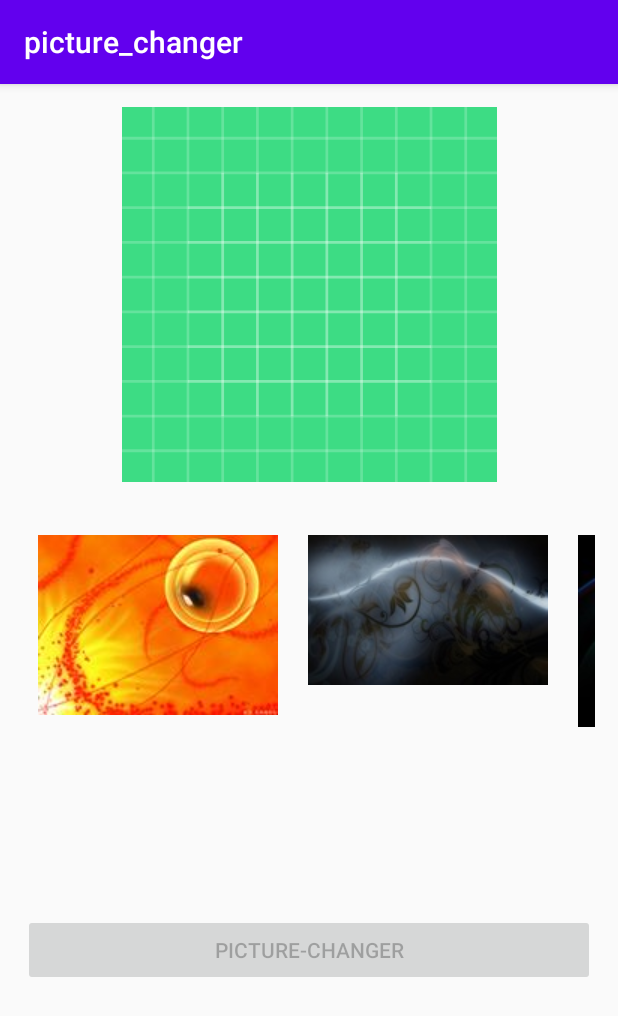
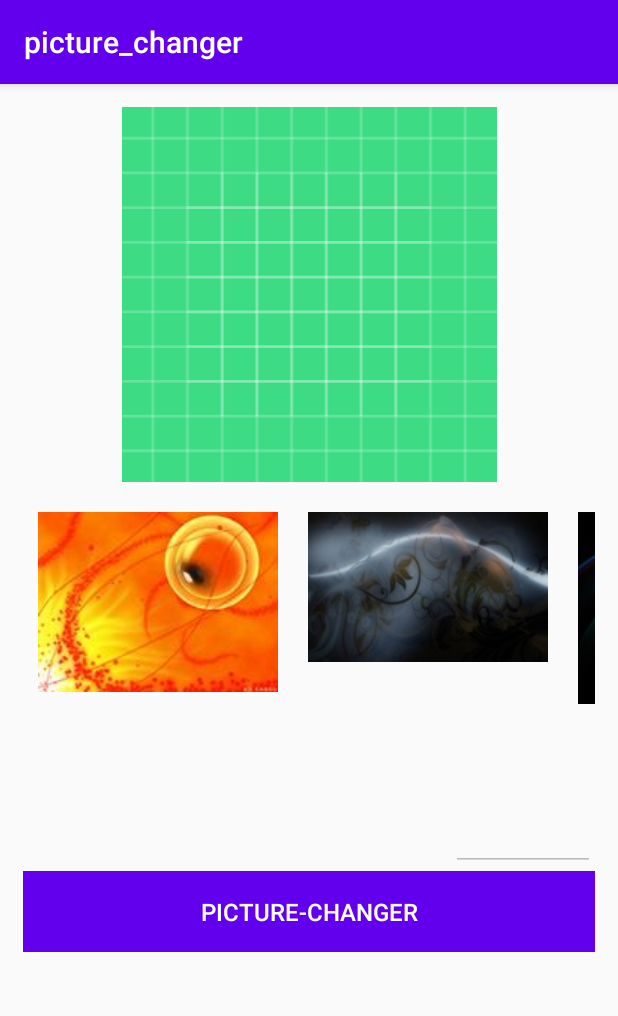
Before and after one commit to vsmengine/wallpaper-changer, an Android app: the screen it shows after launch (MainActivity), on a phone screen of 412 x 824 dp. Shown: the top 1016 px of the screen. Run offline under Robolectric (Android 15) with nearby library versions, the phone set to English and light mode, and no system bars.

Commit message:
fixed all exception points

```diff
--- a/app/src/main/java/com/example/picture_changer/MainActivity.java
+++ b/app/src/main/java/com/example/picture_changer/MainActivity.java
@@ -7,6 +7,7 @@ import android.content.Context;
 import android.graphics.Bitmap;
 import android.graphics.BitmapFactory;
 import android.os.Bundle;
+import android.text.TextUtils;
 import android.view.View;
 import android.widget.Button;
 import android.widget.EditText;
@@ -24,7 +25,7 @@ public class MainActivity extends AppCompatActivity {
     ImageView display;
     Button button;
     public int i, toPhone, rdmIndex, rdmNum1, rdmNum2, userAns, actAns;
-    TextView number1, number2, operator;
+    TextView number1, number2, operator, operator2;
     EditText input;
     public String rdmOperator;
     public String[] operationArr = {"+", "-", "/", "*"};
@@ -32,6 +33,7 @@ public class MainActivity extends AppCompatActivity {
     String SUCCESS_MSG = "Your wallpaper is successfully changed!.";
     String ERROR_MSG = "Your answer is wrong! Please try again.";
     String EXCEPTION_MSG = "Something went wrong! Please try again.";
+    String VALIDATION_MSG = "Please enter valid number.";
 
     @Override
     protected void onCreate(Bundle savedInstanceState) {
@@ -43,10 +45,12 @@ public class MainActivity extends AppCompatActivity {
         final TextView number1 = (TextView)findViewById(R.id.textView1);
         final TextView operator = (TextView)findViewById(R.id.textView2);
         final TextView number2 = (TextView)findViewById(R.id.textView3);
+        final TextView operator2 = (TextView)findViewById(R.id.textView4);
         final EditText input = (EditText) findViewById(R.id.edit_text1);
 
         button.setEnabled(false);
-        input.setVisibility(View.INVISIBLE);
+        input.setEnabled(false);
+        operator2.setVisibility(View.INVISIBLE);
 
         for (i = 1; i <= 13; i++){
             final ImageView iv = new ImageView(this);
@@ -70,8 +74,9 @@ public class MainActivity extends AppCompatActivity {
                     number1.setText(Integer.toString(rdmNum1));
                     number2.setText(Integer.toString(rdmNum2));
                     operator.setText(operationArr[rdmIndex]);
+                    operator2.setVisibility(View.VISIBLE);
+                    input.setEnabled(true);
                     button.setEnabled(true);
-                    input.setVisibility(View.VISIBLE);
 
                     int ide = iv.getId();
                     String b = "pic" + Integer.toString(ide);
@@ -85,6 +90,7 @@ public class MainActivity extends AppCompatActivity {
             button.setOnClickListener(new View.OnClickListener() {
                 @Override
                 public void onClick(View view) {
+                if(!input.getText().toString().isEmpty()) {
                     rdmOperator = operationArr[rdmIndex];
                     userAns = Integer.parseInt(input.getText().toString());
                     actAns = calActAns();
@@ -98,7 +104,8 @@ public class MainActivity extends AppCompatActivity {
                             toastMsg(SUCCESS_MSG);
                             input.setText(null);
                             button.setEnabled(false);
-                            input.setVisibility(View.INVISIBLE);
+                            input.setEnabled(false);
+//                            input.setVisibility(View.INVISIBLE);
                         } catch(IOException e) {
                             e.printStackTrace();
                             toastMsg(EXCEPTION_MSG);
@@ -111,6 +118,9 @@ public class MainActivity extends AppCompatActivity {
                         number2.setText(Integer.toString(rdmNum2));
                         operator.setText(operationArr[rdmIndex]);
                     }
+                } else {
+                    toastMsg(VALIDATION_MSG);
+                }
                 }
             });
 
@@ -157,6 +167,7 @@ public class MainActivity extends AppCompatActivity {
         number1.setVisibility(View.INVISIBLE);
         number2.setVisibility(View.INVISIBLE);
         operator.setVisibility(View.INVISIBLE);
+        operator2.setVisibility(View.INVISIBLE);
         input.setVisibility(View.INVISIBLE);
     }
 
--- a/app/src/main/res/layout/activity_main.xml
+++ b/app/src/main/res/layout/activity_main.xml
@@ -8,7 +8,7 @@
     android:padding="15dp">
 
     <ImageView
-        android:layout_width="250dp"
+        android:layout_width="match_parent"
         android:layout_height="250dp"
         app:layout_constraintLeft_toLeftOf="parent"
         app:layout_constraintRight_toRightOf="parent"
@@ -23,7 +23,7 @@
         app:layout_constraintLeft_toLeftOf="parent"
         app:layout_constraintRight_toRightOf="parent"
         app:layout_constraintTop_toBottomOf="@+id/main_picture"
-        android:layout_marginTop="15dp">
+        android:layout_marginTop="0dp">
         <LinearLayout
             android:layout_width="match_parent"
             android:layout_height="wrap_content"
@@ -32,50 +32,105 @@
         </LinearLayout>
     </HorizontalScrollView>
 
-    <TextView
-        android:layout_width="wrap_content"
+    <LinearLayout xmlns:android="http://schemas.android.com/apk/res/android"
+        android:layout_width="match_parent"
         android:layout_height="wrap_content"
         app:layout_constraintLeft_toLeftOf="parent"
         app:layout_constraintTop_toBottomOf="@+id/hor_scroll_view"
-        android:textSize="20sp"
-        android:layout_marginLeft="10dp"
-        android:id="@+id/textView1"/>
+        android:orientation="vertical"
+        tools:ignore="MissingConstraints">
 
+        <LinearLayout
+            android:layout_width="fill_parent"
+            android:layout_height="wrap_content"
+            android:orientation="horizontal"
+            android:weightSum="4" >
+            <LinearLayout
+                android:layout_width="0dp"
+                android:layout_height="wrap_content"
+                android:layout_weight="1"
+                android:orientation="vertical" >
                 <TextView
-        android:layout_width="wrap_content"
-        android:layout_height="wrap_content"
-        app:layout_constraintLeft_toLeftOf="parent"
-        app:layout_constraintRight_toRightOf="parent"
-        app:layout_constraintTop_toBottomOf="@+id/hor_scroll_view"
-        android:id="@+id/textView2"
-        android:textSize="20sp"/>
-
-    <TextView
-        android:layout_width="wrap_content"
-        android:layout_height="wrap_content"
-        app:layout_constraintRight_toRightOf="parent"
-        app:layout_constraintTop_toBottomOf="@+id/hor_scroll_view"
-        android:id="@+id/textView3"
-        android:textSize="20sp"
-        android:layout_marginRight="10dp"/>
-
-    <EditText
+                    android:id="@+id/textView1"
                     android:layout_width="match_parent"
                     android:layout_height="wrap_content"
-        app:layout_constraintLeft_toLeftOf="parent"
-        app:layout_constraintRight_toRightOf="parent"
+                    app:layout_constraintTop_toBottomOf="@+id/hor_scroll_view"
+                    android:textSize="36sp"
+                    android:padding="5dp"
+                    android:gravity="center"/>
+            </LinearLayout>
+            <LinearLayout
+                android:layout_width="0dp"
+                android:layout_height="wrap_content"
+                android:layout_weight="0.5"
+                android:orientation="vertical" >
+                <TextView
+                    android:id="@+id/textView2"
+                    android:layout_width="match_parent"
+                    android:layout_height="wrap_content"
+                    app:layout_constraintTop_toBottomOf="@+id/hor_scroll_view"
+                    android:textSize="36sp"
+                    android:padding="5dp"
+                    android:gravity="center"/>
+            </LinearLayout>
+            <LinearLayout
+                android:layout_width="0dp"
+                android:layout_height="wrap_content"
+                android:layout_weight="1"
+                android:orientation="vertical" >
+                <TextView
+                    android:id="@+id/textView3"
+                    android:layout_width="match_parent"
+                    android:layout_height="wrap_content"
+                    app:layout_constraintTop_toBottomOf="@+id/hor_scroll_view"
+                    android:textSize="36sp"
+                    android:padding="5dp"
+                    android:gravity="center"/>
+            </LinearLayout>
+            <LinearLayout
+                android:layout_width="0dp"
+                android:layout_height="wrap_content"
+                android:layout_weight="0.5"
+                android:orientation="vertical" >
+                <TextView
+                    android:id="@+id/textView4"
+                    android:layout_width="match_parent"
+                    android:layout_height="wrap_content"
+                    app:layout_constraintTop_toBottomOf="@+id/hor_scroll_view"
+                    android:textSize="36sp"
+                    android:padding="5dp"
+                    android:text="="
+                    android:gravity="center"/>
+            </LinearLayout>
+            <LinearLayout
+                android:layout_width="0dp"
+                android:layout_height="wrap_content"
+                android:layout_weight="1"
+                android:orientation="vertical" >
+                <EditText
+                    android:id="@+id/edit_text1"
+                    android:layout_width="match_parent"
+                    android:layout_height="wrap_content"
                     android:inputType="number"
-        android:id="@+id/edit_text1"
-        app:layout_constraintTop_toBottomOf="@id/textView3"/>
-
+                    app:layout_constraintTop_toBottomOf="@id/textView3"
+                    android:textSize="36sp"
+                    android:padding="5dp"
+                    android:gravity="center"/>
+            </LinearLayout>
+        </LinearLayout>
         <Button
             android:id="@+id/button_1"
-        android:layout_width="match_parent"
+            android:layout_width="fill_parent"
             android:layout_height="wrap_content"
             android:text="@string/activate_button_Wallpaper"
+            android:background="@color/colorPrimary"
+            android:textColor="#fff"
+            android:padding="16dp"
+            android:textSize="16dp"
             app:layout_constraintTop_toBottomOf="@+id/edit_text1"
             app:layout_constraintHorizontal_bias="1.0"
             app:layout_constraintLeft_toLeftOf="parent"
             app:layout_constraintRight_toRightOf="parent" />
+    </LinearLayout>
 
 </androidx.constraintlayout.widget.ConstraintLayout>
```
Lines whose indentation alone changed are shown as unchanged.
